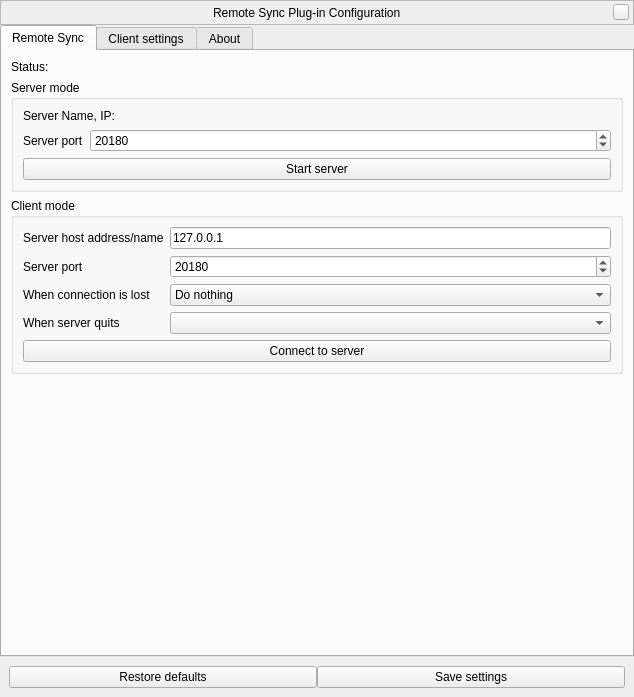
519984307/stellarium_src, file plugins/RemoteSync/src/gui/remoteSyncDialog.ui: the form before one commit.
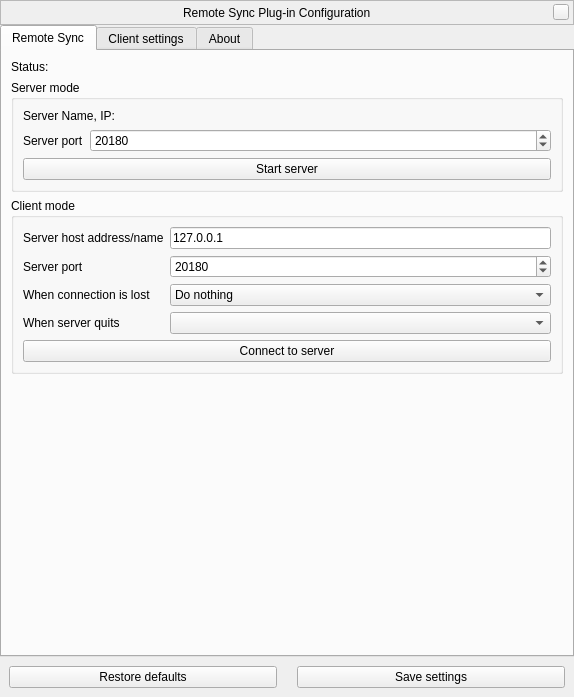
The form after the commit. Custom widgets are drawn as their Qt base class.

Patch:
```diff
--- a/plugins/RemoteSync/src/gui/remoteSyncDialog.ui
+++ b/plugins/RemoteSync/src/gui/remoteSyncDialog.ui
@@ -6,7 +6,7 @@
    <rect>
     <x>0</x>
     <y>0</y>
-    <width>634</width>
+    <width>574</width>
     <height>697</height>
    </rect>
   </property>
@@ -583,6 +583,22 @@
        </property>
       </widget>
      </item>
+     <item>
+      <spacer name="horizontalSpacer">
+       <property name="orientation">
+        <enum>Qt::Horizontal</enum>
+       </property>
+       <property name="sizeType">
+        <enum>QSizePolicy::Fixed</enum>
+       </property>
+       <property name="sizeHint" stdset="0">
+        <size>
+         <width>20</width>
+         <height>20</height>
+        </size>
+       </property>
+      </spacer>
+     </item>
      <item>
       <widget class="QPushButton" name="saveSettingsButton">
        <property name="sizePolicy">
```
